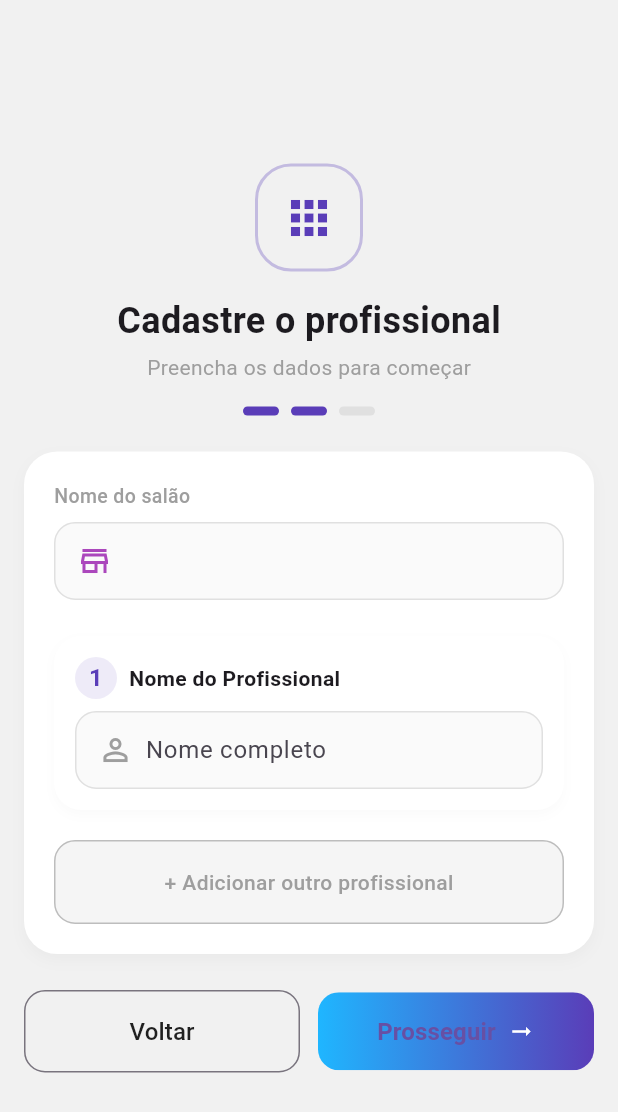
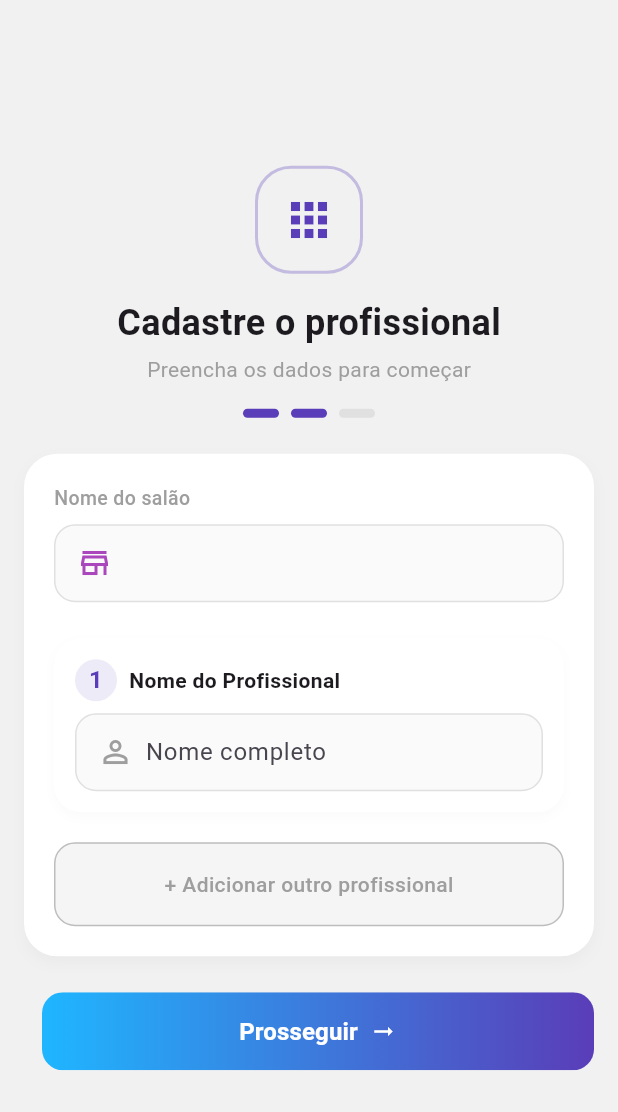
Before and after one commit to lucasxsdw/BarberReserve, a Flutter app: the ProfessionalRegisterScreen screen opened directly with empty values, on a phone screen of 412 x 824 dp. Shown: the top 1112 px of the screen. Run offline on Flutter 3.47's test engine with Material 3 defaults, Android fonts, the phone set to English and light mode, and no system bars; our stand-ins replace flutter_secure_storage; accounts and stored records are empty.

Commit message:
Fix: Corrige formatação, rotas e cores

```diff
--- a/barber_reserve/lib/modules/profissional/screens/professionals_register.dart
+++ b/barber_reserve/lib/modules/profissional/screens/professionals_register.dart
@@ -1,3 +1,4 @@
+import 'package:barber_reserve/modules/salao/screens/salon_register_screen.dart';
 import 'package:flutter/material.dart';
 import 'package:barber_reserve/modules/profissional/models/newprofessional_model.dart';
 import 'package:barber_reserve/modules/profissional/services/professional_service.dart';
@@ -48,13 +49,18 @@ class _ProfessionalRegisterScreenState
 
   Future<void> _ensureAuthenticated() async {
   final token = await AuthService.getToken();
+
   if (token == null || token.isEmpty) {
     if (!mounted) return;
-      Navigator.pushAndRemoveUntil(
+
+    Navigator.push(
       context,
       MaterialPageRoute(builder: (_) => const LoginScreen()),
-        (route) => false,
     );
+
+
+
+
     }
   }
 
@@ -276,27 +282,7 @@ class _ProfessionalRegisterScreenState
                     // Botões Voltar / Prosseguir
                     Row(
                       children: [
-                        Expanded(
-                          child: OutlinedButton(
-                            onPressed: _saving ? null : () {
-                              Navigator.pop(context);
-                            },
-                            style: OutlinedButton.styleFrom(
-                              padding:
-                                  const EdgeInsets.symmetric(vertical: 16),
-                              shape: RoundedRectangleBorder(
-                                borderRadius: BorderRadius.circular(14),
-                              ),
-                            ),
-                            child: const Text(
-                              "Voltar",
-                              style: TextStyle(
-                                fontSize: 16,
-                                color: Colors.black87,
-                              ),
-                            ),
-                          ),
-                        ),
+
                         const SizedBox(width: 12),
                         Expanded(
                           child: SizedBox(
@@ -342,6 +328,7 @@ class _ProfessionalRegisterScreenState
                                               "Prosseguir",
                                               style: TextStyle(
                                                 fontSize: 16,
+                                                color: Color.fromARGB(255, 255, 255, 255),
                                                 fontWeight:
                                                     FontWeight.w600,
                                               ),
```
Also changed, not shown: barber_reserve/lib/modules/salao/screens/salon_register_screen.dart (+6 -10 lines), barber_reserve/lib/modules/servico/screens/service_register.dart (+2 -20 lines). Lines whose indentation alone changed are shown as unchanged.
